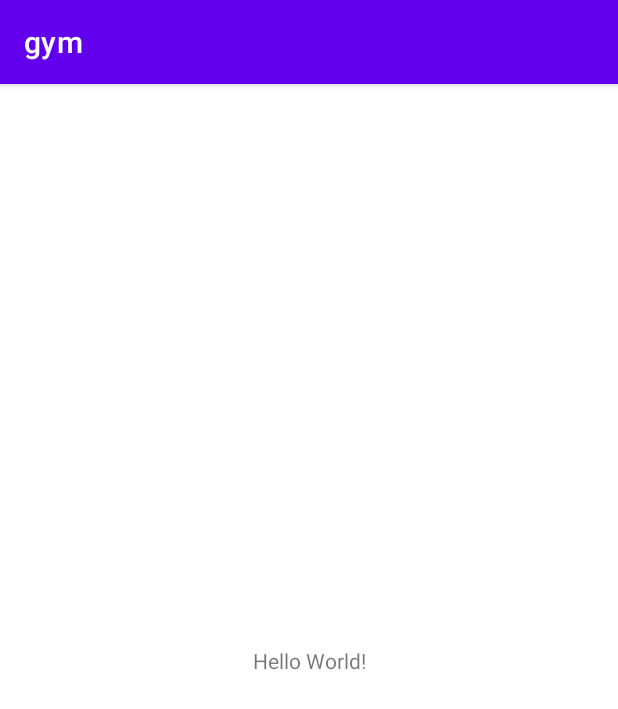
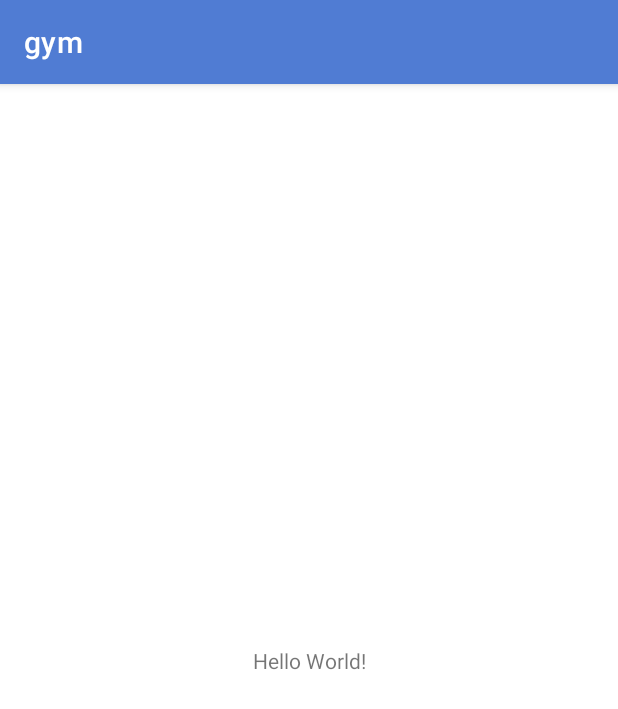
Before and after one commit to fxop0218/AdministradorGym, an Android app: the screen it shows after launch (MainActivity), on a phone screen of 412 x 824 dp. Shown: the top 709 px of the screen. Run offline under Robolectric (Android 15) with nearby library versions, the phone set to English and light mode, and no system bars.

Commit message:
updatear colores

```diff
--- a/app/src/main/res/values-night/themes.xml
+++ b/app/src/main/res/values-night/themes.xml
@@ -2,13 +2,9 @@
     <!-- Base application theme. -->
     <style name="Theme.Gym" parent="Theme.MaterialComponents.DayNight.DarkActionBar">
         <!-- Primary brand color. -->
-        <item name="colorPrimary">@color/purple_200</item>
-        <item name="colorPrimaryVariant">@color/purple_700</item>
-        <item name="colorOnPrimary">@color/black</item>
+        <item name="colorPrimary">@color/azul_logo</item>
         <!-- Secondary brand color. -->
-        <item name="colorSecondary">@color/teal_200</item>
-        <item name="colorSecondaryVariant">@color/teal_200</item>
-        <item name="colorOnSecondary">@color/black</item>
+        <item name="colorSecondary">@color/azul_logo</item>
         <!-- Status bar color. -->
         <item name="android:statusBarColor" tools:targetApi="l">?attr/colorPrimaryVariant</item>
         <!-- Customize your theme here. -->
--- a/app/src/main/res/values/colors.xml
+++ b/app/src/main/res/values/colors.xml
@@ -1,10 +1,4 @@
 <?xml version="1.0" encoding="utf-8"?>
 <resources>
-    <color name="purple_200">#FFBB86FC</color>
-    <color name="purple_500">#FF6200EE</color>
-    <color name="purple_700">#FF3700B3</color>
-    <color name="teal_200">#FF03DAC5</color>
-    <color name="teal_700">#FF018786</color>
-    <color name="black">#FF000000</color>
-    <color name="white">#FFFFFFFF</color>
+    <color name="azul_logo">#507cd3</color>
 </resources>
--- a/app/src/main/res/values/themes.xml
+++ b/app/src/main/res/values/themes.xml
@@ -2,13 +2,9 @@
     <!-- Base application theme. -->
     <style name="Theme.Gym" parent="Theme.MaterialComponents.DayNight.DarkActionBar">
         <!-- Primary brand color. -->
-        <item name="colorPrimary">@color/purple_500</item>
-        <item name="colorPrimaryVariant">@color/purple_700</item>
-        <item name="colorOnPrimary">@color/white</item>
+        <item name="colorPrimary">@color/azul_logo</item>
         <!-- Secondary brand color. -->
-        <item name="colorSecondary">@color/teal_200</item>
-        <item name="colorSecondaryVariant">@color/teal_700</item>
-        <item name="colorOnSecondary">@color/black</item>
+        <item name="colorSecondary">@color/azul_logo</item>
         <!-- Status bar color. -->
         <item name="android:statusBarColor" tools:targetApi="l">?attr/colorPrimaryVariant</item>
         <!-- Customize your theme here. -->
```
